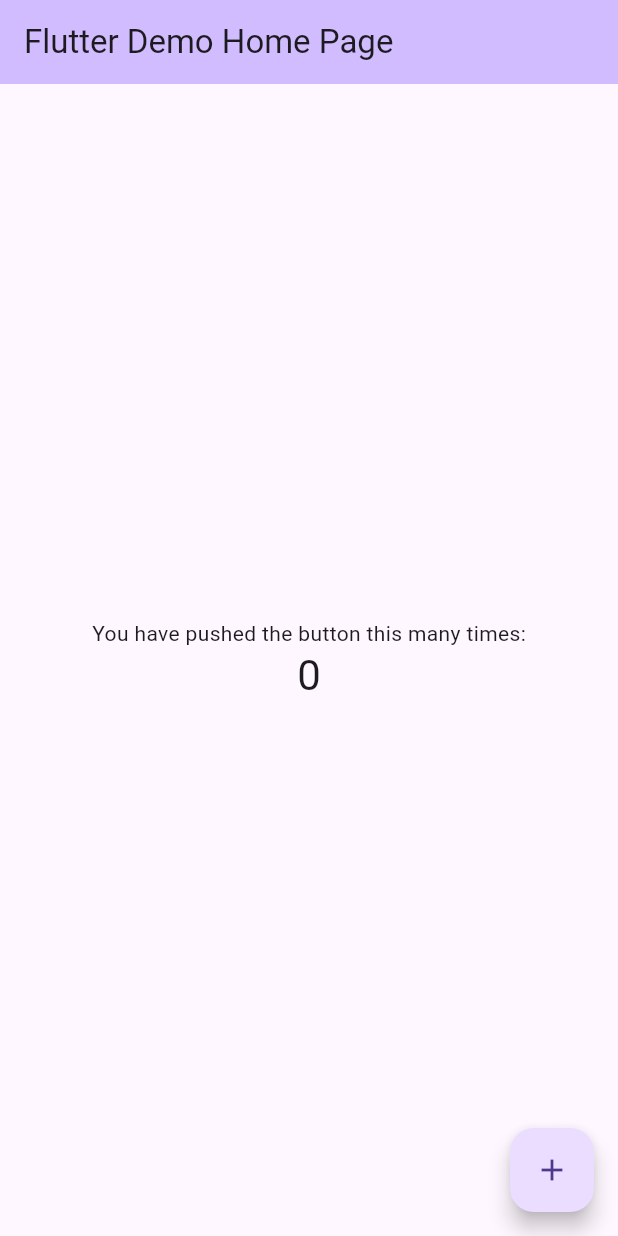
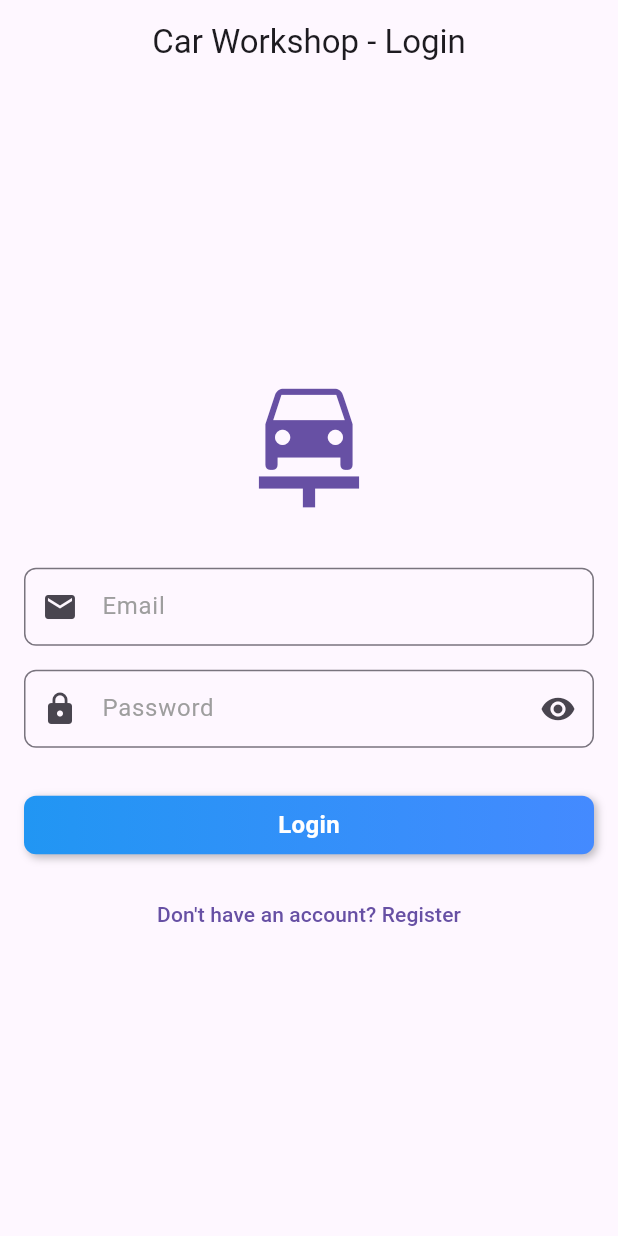
Before and after one commit to muradhossin/car_workshop_app, a Flutter app: the screen it shows after launch, on a phone screen of 412 x 824 dp. Run offline on Flutter 3.47's test engine with Material 3 defaults, Android fonts, the phone set to English and light mode, and no system bars; our stand-ins replace cloud_firestore, firebase_core, get, shared_preferences; accounts and stored records are empty.

Commit message:
feat: working on login -custom button widget add -custom textfield widget add -login folder change to auth

```diff
--- /dev/null
+++ b/lib/base_widgets/custom_button_widget.dart
@@ -0,0 +1,83 @@
+import 'package:flutter/material.dart';
+
+class CustomButtonWidget extends StatelessWidget {
+  final String text;
+  final VoidCallback onPressed;
+  final double? width;
+  final double? height;
+  final EdgeInsetsGeometry? margin;
+  final EdgeInsetsGeometry? padding;
+  final Color? color;
+  final Color? textColor;
+  final TextStyle? textStyle;
+  final BoxDecoration? decoration;
+  final AlignmentGeometry? alignment;
+  final BorderRadiusGeometry? borderRadius;
+  final BoxShadow? boxShadow;
+  final Gradient? gradient;
+
+  CustomButtonWidget({
+    required this.text,
+    required this.onPressed,
+    this.width,
+    this.height,
+    this.margin,
+    this.padding,
+    this.color,
+    this.textColor,
+    this.textStyle,
+    this.decoration,
+    this.alignment,
+    this.borderRadius,
+    this.boxShadow,
+    this.gradient,
+  });
+
+  @override
+  Widget build(BuildContext context) {
+    return Container(
+      width: width,
+      height: height,
+      margin: margin,
+      decoration: decoration ??
+          BoxDecoration(
+            gradient: gradient ??
+                LinearGradient(colors: [Colors.blue, Colors.blueAccent]),
+            color: color ?? Colors.blue,
+            borderRadius: borderRadius ?? BorderRadius.circular(8.0),
+            boxShadow: boxShadow != null
+                ? [boxShadow!]
+                : [
+                    BoxShadow(
+                      color: Colors.black26,
+                      offset: Offset(2, 2),
+                      blurRadius: 4,
+                    ),
+                  ],
+          ),
+      child: Material(
+        borderRadius: borderRadius ?? BorderRadius.circular(8.0),
+        color: Colors.transparent,
+        child: InkWell(
+          onTap: onPressed,
+          splashColor: Colors.white.withOpacity(0.3),
+          child: Container(
+            padding: padding ?? const EdgeInsets.all(8.0),
+            alignment: alignment,
+            child: Center(
+              child: Text(
+                text,
+                style: textStyle ??
+                    TextStyle(
+                      color: textColor ?? Colors.white,
+                      fontSize: 16,
+                      fontWeight: FontWeight.bold,
+                    ),
+              ),
+            ),
+          ),
+        ),
+      ),
+    );
+  }
+}
--- /dev/null
+++ b/lib/base_widgets/custom_textfield_widget.dart
@@ -0,0 +1,84 @@
+import 'package:flutter/material.dart';
+
+class CustomTextField extends StatefulWidget {
+  final String labelText;
+  final String hintText;
+  final TextEditingController controller;
+  final bool obscureText;
+  final TextInputType keyboardType;
+  final IconData icon;
+  final TextStyle? labelStyle;
+  final TextStyle? hintStyle;
+  final TextStyle? textStyle;
+  final InputBorder? border;
+  final EdgeInsetsGeometry? padding;
+  final Color? fillColor;
+  final bool filled;
+
+  const CustomTextField({
+    required this.labelText,
+    required this.hintText,
+    required this.controller,
+    this.obscureText = false,
+    this.keyboardType = TextInputType.text,
+    this.icon = Icons.text_fields,
+    this.labelStyle,
+    this.hintStyle,
+    this.textStyle,
+    this.border,
+    this.padding,
+    this.fillColor,
+    this.filled = false,
+  });
+
+  @override
+  _CustomTextFieldState createState() => _CustomTextFieldState();
+}
+
+class _CustomTextFieldState extends State<CustomTextField> {
+  late bool _obscureText;
+
+  @override
+  void initState() {
+    super.initState();
+    _obscureText = widget.obscureText;
+  }
+
+  @override
+  Widget build(BuildContext context) {
+    return Padding(
+      padding: widget.padding ?? EdgeInsets.zero,
+      child: TextField(
+        controller: widget.controller,
+        obscureText: _obscureText,
+        keyboardType: widget.keyboardType,
+        style: widget.textStyle ?? DefaultTextStyle.of(context).style,
+        decoration: InputDecoration(
+          labelText: widget.labelText,
+          hintText: widget.hintText,
+          labelStyle: widget.labelStyle ?? TextStyle(color: Colors.grey),
+          hintStyle: widget.hintStyle ?? TextStyle(color: Colors.grey),
+          prefixIcon: Icon(widget.icon),
+          suffixIcon: widget.obscureText
+              ? IconButton(
+                  icon: Icon(
+                    _obscureText ? Icons.visibility : Icons.visibility_off,
+                  ),
+                  onPressed: () {
+                    setState(() {
+                      _obscureText = !_obscureText;
+                    });
+                  },
+                )
+              : null,
+          border: widget.border ??
+              OutlineInputBorder(
+                borderRadius: BorderRadius.circular(8.0),
+              ),
+          filled: widget.filled,
+          fillColor: widget.fillColor ?? Colors.white,
+        ),
+      ),
+    );
+  }
+}
--- a/lib/constants/app_constants.dart
+++ b/lib/constants/app_constants.dart
@@ -0,0 +1,3 @@
+class AppConstants {
+  static const String appName = 'Car Workshop';
+}
--- /dev/null
+++ b/lib/constants/dimensions.dart
@@ -0,0 +1,26 @@
+class Dimensions {
+  // Padding
+  static const double padding = 16.0;
+  static const double paddingSmall = 10.0;
+  static const double paddingExtraSmall = 5.0;
+
+  // Margin
+  static const double margin = 16.0;
+  static const double marginSmall = 10.0;
+  static const double marginExtraSmall = 5.0;
+
+  // Font size
+  static const double fontSize = 16.0;
+  static const double fontSizeSmall = 14.0;
+  static const double fontSizeExtraSmall = 12.0;
+
+  // Icon size
+  static const double iconSize = 24.0;
+  static const double iconSizeSmall = 20.0;
+  static const double iconSizeExtraSmall = 16.0;
+
+  // Radius
+  static const double radius = 10.0;
+  static const double radiusSmall = 5.0;
+  static const double radiusExtraSmall = 2.5;
+}
--- /dev/null
+++ b/lib/core/styles.dart
@@ -0,0 +1,45 @@
+import 'package:flutter/material.dart';
+
+class Styles {
+  static const TextStyle normal = TextStyle(
+    fontSize: 16.0,
+    fontWeight: FontWeight.normal,
+    color: Colors.black,
+  );
+
+  static const TextStyle bold = TextStyle(
+    fontSize: 16.0,
+    fontWeight: FontWeight.bold,
+    color: Colors.black,
+  );
+
+  static const TextStyle semiBold = TextStyle(
+    fontSize: 16.0,
+    fontWeight: FontWeight.w600,
+    color: Colors.black,
+  );
+
+  static const TextStyle headline1 = TextStyle(
+    fontSize: 32.0,
+    fontWeight: FontWeight.bold,
+    color: Colors.black,
+  );
+
+  static const TextStyle headline2 = TextStyle(
+    fontSize: 24.0,
+    fontWeight: FontWeight.bold,
+    color: Colors.black,
+  );
+
+  static const TextStyle bodyText1 = TextStyle(
+    fontSize: 16.0,
+    fontWeight: FontWeight.normal,
+    color: Colors.black,
+  );
+
+  static const TextStyle bodyText2 = TextStyle(
+    fontSize: 14.0,
+    fontWeight: FontWeight.normal,
+    color: Colors.black,
+  );
+}
--- a/lib/di.dart
+++ b/lib/di.dart
@@ -1,5 +1,5 @@
-import 'package:car_workshop_app/features/login/controllers/login_controller.dart';
-import 'package:car_workshop_app/features/login/services/login_service.dart';
+import 'package:car_workshop_app/features/auth/controllers/auth_controller.dart';
+import 'package:car_workshop_app/features/auth/services/auth_service.dart';
 import 'package:cloud_firestore/cloud_firestore.dart';
 import 'package:get/get.dart';
 import 'package:shared_preferences/shared_preferences.dart';
@@ -17,10 +17,10 @@
     Get.lazyPut<SharedPreferences>(() => sharedPreferences);
 
     // Services
-    Get.lazyPut<LoginService>(() => LoginService(firestore: firestore));
+    Get.lazyPut<AuthService>(() => AuthService(firestore: firestore));
 
     // Controllers
-    Get.lazyPut<LoginController>(() => LoginController(loginService: Get.find<LoginService>()));
+    Get.lazyPut<AuthController>(() => AuthController(authService: Get.find<AuthService>()));
 
   }
 }
--- /dev/null
+++ b/lib/features/auth/controllers/auth_controller.dart
@@ -0,0 +1,17 @@
+import 'package:car_workshop_app/features/auth/services/auth_service.dart';
+import 'package:flutter/widgets.dart';
+import 'package:get/get.dart';
+
+class AuthController extends GetxController implements GetxService {
+  final AuthService authService;
+  AuthController({required this.authService});
+
+  TextEditingController emailController = TextEditingController();
+  TextEditingController passwordController = TextEditingController();
+  bool isPasswordVisible = false;
+
+  void togglePasswordVisibility() {
+    isPasswordVisible = !isPasswordVisible;
+    update();
+  }
+}
--- /dev/null
+++ b/lib/features/auth/screens/login_screen.dart
@@ -0,0 +1,80 @@
+import 'package:car_workshop_app/base_widgets/custom_button_widget.dart';
+import 'package:car_workshop_app/base_widgets/custom_textfield_widget.dart';
+import 'package:car_workshop_app/constants/app_constants.dart';
+import 'package:car_workshop_app/constants/dimensions.dart';
+import 'package:car_workshop_app/features/auth/controllers/auth_controller.dart';
+import 'package:flutter/material.dart';
+import 'package:get/get.dart';
+
+class LoginScreen extends StatefulWidget {
+  @override
+  State<LoginScreen> createState() => _LoginScreenState();
+}
+
+class _LoginScreenState extends State<LoginScreen> {
+  @override
+  Widget build(BuildContext context) {
+    return Scaffold(
+      appBar: AppBar(
+        title: const Text(AppConstants.appName + ' - Login'),
+        centerTitle: true,
+      ),
+      body: GetBuilder<AuthController>(builder: (authController) {
+        return Padding(
+          padding: const EdgeInsets.all(Dimensions.padding),
+          child: Center(
+            child: SingleChildScrollView(
+              child: Column(
+                mainAxisAlignment: MainAxisAlignment.center,
+                children: [
+                  Icon(
+                    Icons.car_repair,
+                    size: 100,
+                    color: Theme.of(context).primaryColor,
+                  ),
+                  const SizedBox(height: Dimensions.padding * 2),
+                  CustomTextField(
+                    controller: authController.emailController,
+                    labelText: 'Email',
+                    hintText: 'Enter your email',
+                    icon: Icons.email,
+                  ),
+                  const SizedBox(height: Dimensions.padding),
+                  CustomTextField(
+                    controller: authController.passwordController,
+                    labelText: 'Password',
+                    hintText: 'Enter your password',
+                    icon: Icons.lock,
+                    obscureText: true,
+                  ),
+                  const SizedBox(height: Dimensions.padding * 2),
+                  CustomButtonWidget(
+                    text: 'Login',
+                    onPressed: () {},
+                  ),
+                  const SizedBox(height: Dimensions.padding),
+                  TextButton(
+                    onPressed: () {
+                      Get.toNamed('/register');
+                    },
+                    child: const Text(
+                      'Don\'t have an account? Register',
+                      style: TextStyle(fontSize: 14),
+                    ),
+                  ),
+                ],
+              ),
+            ),
+          ),
+        );
+      }),
+    );
+  }
+
+  @override
+  void dispose() {
+    Get.find<AuthController>().emailController.dispose();
+    Get.find<AuthController>().passwordController.dispose();
+    super.dispose();
+  }
+}
--- a/lib/features/login/services/login_service.dart
+++ b/lib/features/auth/services/auth_service.dart
@@ -1,6 +1,6 @@
 import 'package:cloud_firestore/cloud_firestore.dart';
 
-class LoginService {
+class AuthService {
   final FirebaseFirestore firestore;
-  LoginService({required this.firestore});
+  AuthService({required this.firestore});
 }
--- a/lib/features/login/controllers/login_controller.dart
+++ /dev/null
@@ -1,7 +0,0 @@
-import 'package:car_workshop_app/features/login/services/login_service.dart';
-import 'package:get/get.dart';
-
-class LoginController extends GetxController implements GetxService {
-  final LoginService loginService;
-  LoginController({required this.loginService});
-}
--- /dev/null
+++ b/lib/features/splash/screens/splash_screen.dart
@@ -0,0 +1,33 @@
+import 'package:car_workshop_app/constants/app_constants.dart';
+import 'package:car_workshop_app/core/styles.dart';
+import 'package:car_workshop_app/routes/app_routes.dart';
+import 'package:flutter/material.dart';
+import 'package:get/get.dart';
+
+class SplashScreen extends StatelessWidget {
+
+  @override
+  Widget build(BuildContext context) {
+
+    Future.delayed(const Duration(seconds: 2), () {
+      Get.offNamed(AppRoutes.getLoginRoute());
+    });
+
+    return const Scaffold(
+      backgroundColor: Colors.blue,
+      body: Center(
+        child: Column(
+          mainAxisAlignment: MainAxisAlignment.center,
+          children: [
+            Icon(Icons.car_repair, size: 100, color: Colors.white),
+            const SizedBox(height: 20),
+            const Text(
+              AppConstants.appName,
+              style: Styles.semiBold,
+            ),
+          ],
+        ),
+      ),
+    );
+  }
+}
--- a/lib/main.dart
+++ b/lib/main.dart
@@ -35,98 +35,11 @@
   @override
   Widget build(BuildContext context) {
     return GetMaterialApp(
+      debugShowCheckedModeBanner: false,
       title: 'Car Workshop',
       theme: AppTheme.lightTheme,
       getPages: AppRoutes.getPages,
-      home: const MyHomePage(title: 'Flutter Demo Home Page'),
+      initialRoute: AppRoutes.splash,
     );
   }
 }
-
-class MyHomePage extends StatefulWidget {
-  const MyHomePage({super.key, required this.title});
-
-  // This widget is the home page of your application. It is stateful, meaning
-  // that it has a State object (defined below) that contains fields that affect
-  // how it looks.
-
-  // This class is the configuration for the state. It holds the values (in this
-  // case the title) provided by the parent (in this case the App widget) and
-  // used by the build method of the State. Fields in a Widget subclass are
-  // always marked "final".
-
-  final String title;
-
-  @override
-  State<MyHomePage> createState() => _MyHomePageState();
-}
-
-class _MyHomePageState extends State<MyHomePage> {
-  int _counter = 0;
-
-  void _incrementCounter() {
-    setState(() {
-      // This call to setState tells the Flutter framework that something has
-      // changed in this State, which causes it to rerun the build method below
-      // so that the display can reflect the updated values. If we changed
-      // _counter without calling setState(), then the build method would not be
-      // called again, and so nothing would appear to happen.
-      _counter++;
-    });
-  }
-
-  @override
-  Widget build(BuildContext context) {
-    // This method is rerun every time setState is called, for instance as done
-    // by the _incrementCounter method above.
-    //
-    // The Flutter framework has been optimized to make rerunning build methods
-    // fast, so that you can just rebuild anything that needs updating rather
-    // than having to individually change instances of widgets.
-    return Scaffold(
-      appBar: AppBar(
-        // TRY THIS: Try changing the color here to a specific color (to
-        // Colors.amber, perhaps?) and trigger a hot reload to see the AppBar
-        // change color while the other colors stay the same.
-        backgroundColor: Theme.of(context).colorScheme.inversePrimary,
-        // Here we take the value from the MyHomePage object that was created by
-        // the App.build method, and use it to set our appbar title.
-        title: Text(widget.title),
-      ),
-      body: Center(
-        // Center is a layout widget. It takes a single child and positions it
-        // in the middle of the parent.
-        child: Column(
-          // Column is also a layout widget. It takes a list of children and
-          // arranges them vertically. By default, it sizes itself to fit its
-          // children horizontally, and tries to be as tall as its parent.
-          //
-          // Column has various properties to control how it sizes itself and
-          // how it positions its children. Here we use mainAxisAlignment to
-          // center the children vertically; the main axis here is the vertical
-          // axis because Columns are vertical (the cross axis would be
-          // horizontal).
-          //
-          // TRY THIS: Invoke "debug painting" (choose the "Toggle Debug Paint"
-          // action in the IDE, or press "p" in the console), to see the
-          // wireframe for each widget.
-          mainAxisAlignment: MainAxisAlignment.center,
-          children: <Widget>[
-            const Text(
-              'You have pushed the button this many times:',
-            ),
-            Text(
-              '$_counter',
-              style: Theme.of(context).textTheme.headlineMedium,
-            ),
-          ],
-        ),
-      ),
-      floatingActionButton: FloatingActionButton(
-        onPressed: _incrementCounter,
-        tooltip: 'Increment',
-        child: const Icon(Icons.add),
-      ), // This trailing comma makes auto-formatting nicer for build methods.
-    );
-  }
-}
--- a/lib/routes/app_routes.dart
+++ b/lib/routes/app_routes.dart
@@ -1,4 +1,6 @@
 import 'package:car_workshop_app/core/auth_middleware.dart';
+import 'package:car_workshop_app/features/auth/screens/login_screen.dart';
+import 'package:car_workshop_app/features/splash/screens/splash_screen.dart';
 import 'package:car_workshop_app/main.dart';
 import 'package:get/get.dart';
 
@@ -13,21 +15,19 @@
 
   // {List<GetPage<dynamic>>? getPages}
   static List<GetPage<dynamic>> getPages = [
-    GetPage(
-      name: home,
-      page: () =>  MyHomePage(title: 'Flutter Demo Home Page'),
-      middlewares: [AuthMiddleware()],
-    ),
+
 
     GetPage(
       name: splash,
-      page: () =>  MyHomePage(title: 'Splash Page'),
+      page: () =>  SplashScreen(),
     ),
 
     GetPage(
       name: login,
-      page: () =>  MyHomePage(title: 'Login Page'),
+      page: () =>  LoginScreen(),
     ),
+
+
 
   ];
 
```
